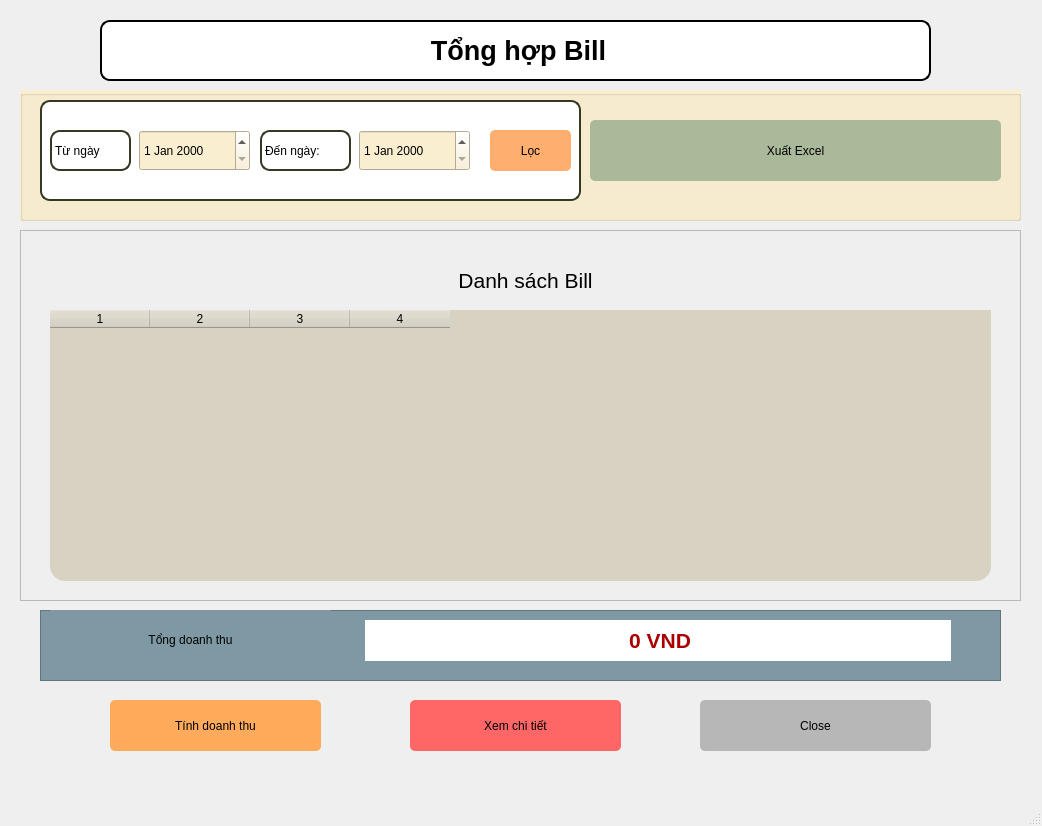
Old version of the form DoAnCuoiKy/ui/BillSummary.ui in the repository Shin030206/DoAnCuoiKy.
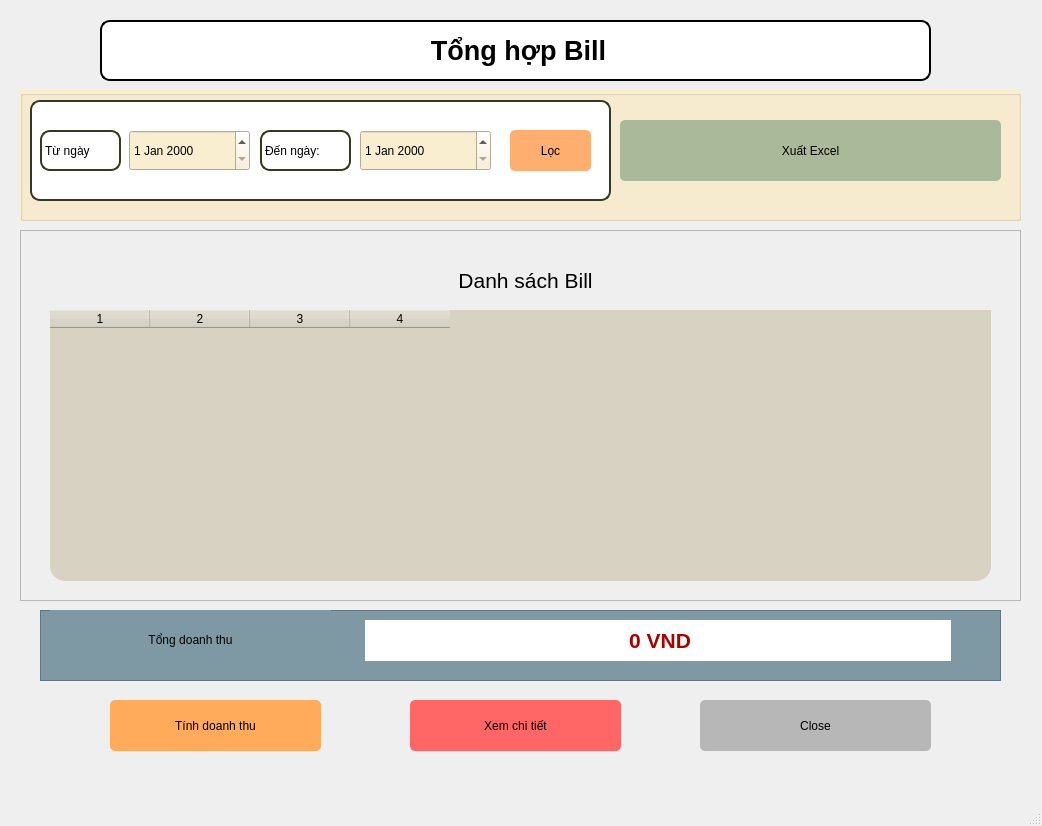
New version of the form. Icons and pictures are not drawn.

Patch:
```diff
--- a/DoAnCuoiKy/ui/BillSummary.ui
+++ b/DoAnCuoiKy/ui/BillSummary.ui
@@ -61,9 +61,9 @@
     <widget class="QFrame" name="frame">
      <property name="geometry">
       <rect>
-       <x>10</x>
+       <x>0</x>
        <y>0</y>
-       <width>561</width>
+       <width>601</width>
        <height>121</height>
       </rect>
      </property>
@@ -90,7 +90,7 @@
        <rect>
         <x>109</x>
         <y>40</y>
-        <width>111</width>
+        <width>121</width>
         <height>41</height>
        </rect>
       </property>
@@ -118,7 +118,7 @@
      <widget class="QLabel" name="label_3">
       <property name="geometry">
        <rect>
-        <x>220</x>
+        <x>230</x>
         <y>30</y>
         <width>111</width>
         <height>61</height>
@@ -135,9 +135,9 @@
      <widget class="QDateEdit" name="dateEditTo">
       <property name="geometry">
        <rect>
-        <x>329</x>
+        <x>340</x>
         <y>40</y>
-        <width>111</width>
+        <width>131</width>
         <height>41</height>
        </rect>
       </property>
@@ -148,7 +148,7 @@
      <widget class="QPushButton" name="pushButtonLoc">
       <property name="geometry">
        <rect>
-        <x>460</x>
+        <x>490</x>
         <y>40</y>
         <width>81</width>
         <height>41</height>
@@ -178,9 +178,9 @@
     <widget class="QPushButton" name="pushButtonExport">
      <property name="geometry">
       <rect>
-       <x>570</x>
+       <x>600</x>
        <y>30</y>
-       <width>411</width>
+       <width>381</width>
        <height>61</height>
       </rect>
      </property>
```
Left out of the diff: 6 changed lines with no effect on the pictures.
